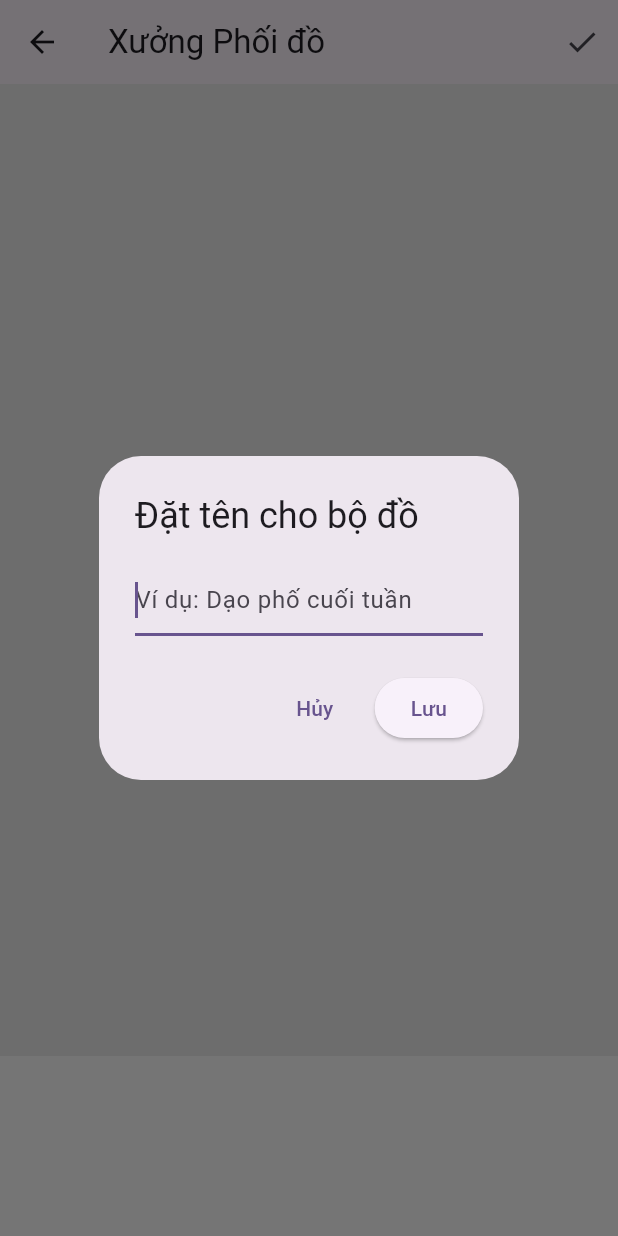
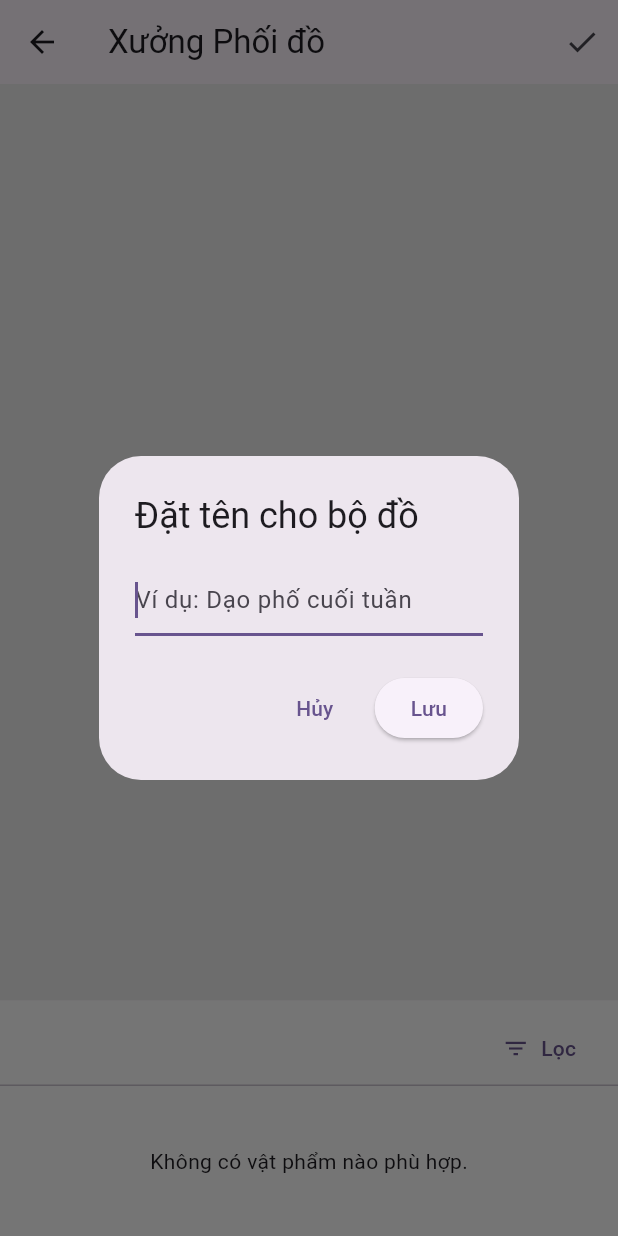
Before and after one commit to minhdatvn/MinCloset, a Flutter app: the OutfitBuilderPage screen opened directly, after a tap on the "check" icon, on a phone screen of 412 x 824 dp. Run offline on Flutter 3.47's test engine with Material 3 defaults, Android fonts, the phone set to English and light mode, and no system bars; drawn by our look-alikes of screenshot; our stand-ins replace equatable, flutter_dotenv, flutter_riverpod, google_generative_ai, image_picker, logger and 3 more; accounts and stored records are empty; network calls fail.

```diff
--- a/lib/screens/pages/outfit_builder_page.dart
+++ b/lib/screens/pages/outfit_builder_page.dart
@@ -3,6 +3,8 @@
 import 'dart:io';
 import 'package:flutter/material.dart';
 import 'package:flutter_riverpod/flutter_riverpod.dart';
+import 'package:mincloset/providers/database_providers.dart'; // <<< THÊM IMPORT NÀY
+import 'package:mincloset/widgets/filter_bottom_sheet.dart'; // <<< THÊM IMPORT NÀY
 import 'package:mincloset/notifiers/outfit_builder_notifier.dart';
 import 'package:mincloset/widgets/clothing_sticker.dart';
 import 'package:screenshot/screenshot.dart';
@@ -22,9 +24,8 @@ class _OutfitBuilderPageState extends ConsumerState<OutfitBuilderPage> {
     final outfitName = await _showNameOutfitDialog();
     if (outfitName == null || outfitName.trim().isEmpty) return;
 
-    // Bỏ chọn sticker trước khi chụp ảnh
     notifier.deselectAllStickers();
-    await Future.delayed(const Duration(milliseconds: 50)); // Đợi UI cập nhật
+    await Future.delayed(const Duration(milliseconds: 50));
 
     final capturedImage = await _screenshotController.capture();
     if (capturedImage != null) {
@@ -58,6 +59,8 @@ class _OutfitBuilderPageState extends ConsumerState<OutfitBuilderPage> {
   Widget build(BuildContext context) {
     final state = ref.watch(outfitBuilderProvider);
     final notifier = ref.read(outfitBuilderProvider.notifier);
+    // Lấy danh sách tủ đồ để truyền vào bottom sheet
+    final closetsAsync = ref.watch(closetsProvider);
 
     ref.listen(outfitBuilderProvider, (previous, next) {
       if (next.saveSuccess) {
@@ -111,23 +114,68 @@ class _OutfitBuilderPageState extends ConsumerState<OutfitBuilderPage> {
               ),
             ),
           ),
+
+          // <<< THAY THẾ TOÀN BỘ PHẦN CHỌN ĐỒ Ở ĐÂY
           Container(
-            height: 120,
+            padding: const EdgeInsets.only(top: 8.0),
             color: Colors.white,
-            padding: const EdgeInsets.symmetric(vertical: 8.0),
+            child: Column(
+              mainAxisSize: MainAxisSize.min,
+              children: [
+                // 1. HÀNG HIỂN THỊ NÚT LỌC
+                Padding(
+                  padding: const EdgeInsets.symmetric(horizontal: 12.0),
+                  child: Row(
+                    mainAxisAlignment: MainAxisAlignment.end,
+                    children: [
+                      TextButton.icon(
+                        icon: const Icon(Icons.filter_list),
+                        label: Text('Lọc${state.activeFilters.isApplied ? ' (Đang áp dụng)' : ''}'),
+                        onPressed: () {
+                          // Chỉ hiển thị bottom sheet khi đã tải xong danh sách tủ đồ
+                          closetsAsync.whenData((closets) {
+                            showModalBottomSheet(
+                              context: context,
+                              isScrollControlled: true, // Cho phép bottom sheet cao hơn
+                              builder: (_) => FilterBottomSheet(
+                                currentFilter: state.activeFilters,
+                                closets: closets,
+                              ),
+                            );
+                          });
+                        },
+                      )
+                    ],
+                  ),
+                ),
+                const Divider(height: 1),
+
+                // 2. DANH SÁCH VẬT PHẨM (ĐÃ ĐƯỢC LỌC)
+                SizedBox(
+                  height: 100,
                   child: state.isLoading
                       ? const Center(child: CircularProgressIndicator())
+                      : state.filteredItems.isEmpty
+                          ? const Center(child: Text('Không có vật phẩm nào phù hợp.'))
                           : ListView.builder(
                               scrollDirection: Axis.horizontal,
-                    itemCount: state.availableItems.length,
+                              padding: const EdgeInsets.all(8),
+                              itemCount: state.filteredItems.length,
                               itemBuilder: (ctx, index) {
-                      final item = state.availableItems[index];
+                                final item = state.filteredItems[index];
                                 return GestureDetector(
                                   onTap: () => notifier.addItemToCanvas(item),
                                   child: Container(
-                          width: 100,
+                                    width: 90,
                                     margin: const EdgeInsets.symmetric(horizontal: 4.0),
-                          child: Image.file(File(item.imagePath), fit: BoxFit.contain),
+                                    decoration: BoxDecoration(
+                                      borderRadius: BorderRadius.circular(8),
+                                      border: Border.all(color: Colors.grey.shade300)
+                                    ),
+                                    child: ClipRRect(
+                                      borderRadius: BorderRadius.circular(8),
+                                      child: Image.file(File(item.imagePath), fit: BoxFit.contain)
+                                    ),
                                   ),
                                 );
                               },
@@ -135,6 +183,9 @@ class _OutfitBuilderPageState extends ConsumerState<OutfitBuilderPage> {
                 )
               ],
             ),
+          ),
+        ],
+      ),
     );
   }
 }
```
Also changed, not shown: lib/models/outfit_filter.dart (added, +41 -0 lines), lib/notifiers/outfit_builder_notifier.dart (+47 -4 lines), lib/states/outfit_builder_state.dart (+25 -13 lines), lib/widgets/filter_bottom_sheet.dart (added, +100 -0 lines). Lines whose indentation alone changed are shown as unchanged.
